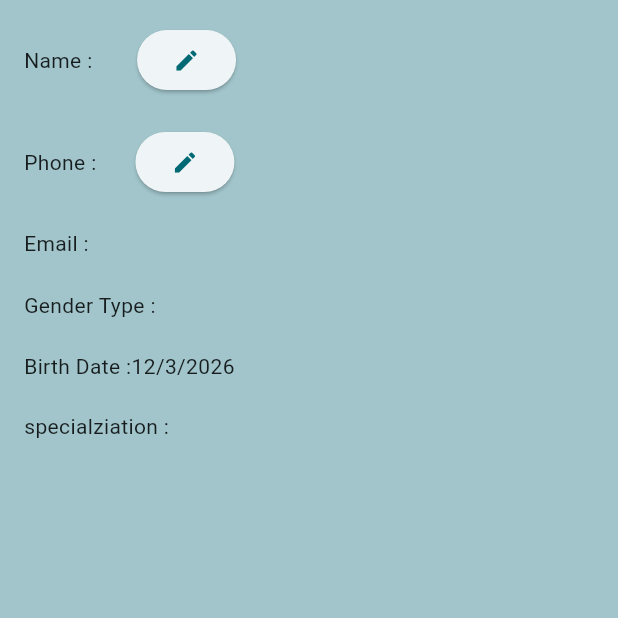
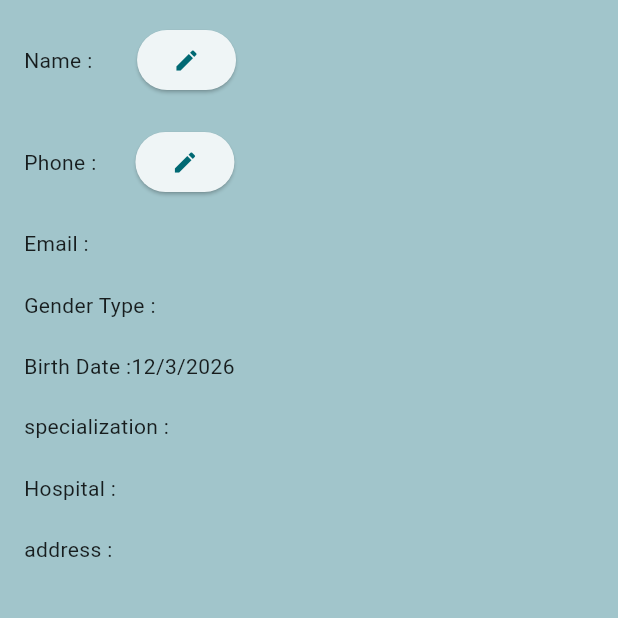
Before and after one commit to su1991/hospitalapp, a Flutter app: the drprofile screen opened directly, on a phone screen of 412 x 824 dp, the top half of it. Run offline on Flutter 3.47's test engine with Material 3 defaults, Android fonts, the phone set to English and light mode, and no system bars; our stand-ins replace cloud_firestore, firebase_auth, firebase_core, firebase_storage, flutter_native_splash, flutter_riverpod and 2 more; missing offline and left inert: date_picker_plus; accounts and stored records are empty.

```diff
--- a/lib/Views/Drprofile.dart
+++ b/lib/Views/Drprofile.dart
@@ -181,7 +181,11 @@ if (data.isNotEmpty)
 
                 Row(children: [Text("Birth Date :"),Text("${birthdate.day}/${birthdate.month}/${birthdate.year}")],),
                 SizedBox(height: 20),
-                Row (children: [Text ("specialziation :"),Text(doctorData?["specialization"] ?? "Loading..."), Text("  ")])
+                Row (children: [Text ("specialization :"),Text(doctorData?["specialization"] ?? "Loading..."), Text("  ")]),
+                SizedBox(height: 20),
+                Row (children: [Text ("Hospital :"),Text(doctorData?["Hospital"] ?? "Loading..."), Text("  ")]),
+                SizedBox(height: 20),
+                Row (children: [Text ("address :"),Text(doctorData?["address"] ?? "Loading..."), Text("  ")])
 
 
               ],
--- a/lib/Views/googleviews.dart
+++ b/lib/Views/googleviews.dart
@@ -101,7 +101,7 @@ class _signupState extends State<googleviews>
         role: rooleType!.name,
         birthDate: selectedDate!,
         phone: phonenumberController.text.trim(),
-        specialziation: specialziationController.text.trim(),
+        specialization: specialziationController.text.trim(),
         Hospital: HospitalController.text.trim(),
         address : AddressController.text.trim(),
 
--- a/lib/Views/navigationdoctor.dart
+++ b/lib/Views/navigationdoctor.dart
@@ -59,7 +59,7 @@ class _navigationbar extends State<navigationdr>
     ),
     Schedule(),
 
-    patients(),
+  HomePage(onSchedulePressed: () {  },),
     const Center(child: Text("Notification")),
     drprofile()
   ];
@@ -105,7 +105,7 @@ class _navigationbar extends State<navigationdr>
         [
           NavigationDestination(icon: Icon(Icons.home), label: 'Home'),
           NavigationDestination(icon: Icon(Icons.calendar_month), label: 'Schedule'),
-          NavigationDestination(icon: Icon(Icons.people), label: 'patients'),
+          NavigationDestination(icon: Icon(Icons.people), label: 'patient Mode'),
           NavigationDestination(icon: Icon(Icons.notifications), label: 'notification'),
           NavigationDestination(icon: Icon(Icons.person), label: 'profile'),
         ],
```
Also changed, not shown: lib/Views/appointmnetscreenpatient.dart (+28 -17 lines).
